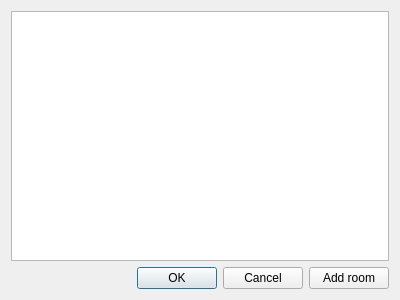
Above: GUI/roomchoose.ui from Asalle/SharedClipboard before the change. Below: the same form after it.
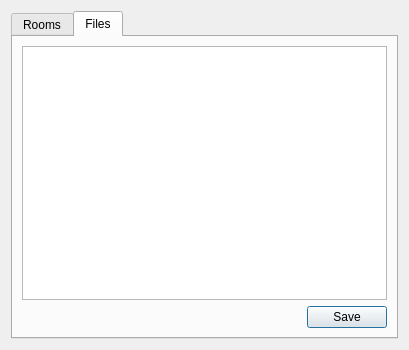
That is the form after the change.

Patch:
```diff
--- a/GUI/roomchoose.ui
+++ b/GUI/roomchoose.ui
@@ -6,8 +6,8 @@
    <rect>
     <x>0</x>
     <y>0</y>
-    <width>400</width>
-    <height>300</height>
+    <width>409</width>
+    <height>350</height>
    </rect>
   </property>
   <property name="windowTitle">
@@ -15,6 +15,19 @@
   </property>
   <layout class="QVBoxLayout" name="verticalLayout">
    <item>
+    <widget class="QTabWidget" name="tabWidget">
+     <property name="cursor">
+      <cursorShape>PointingHandCursor</cursorShape>
+     </property>
+     <property name="currentIndex">
+      <number>1</number>
+     </property>
+     <widget class="QWidget" name="Rooms">
+      <attribute name="title">
+       <string>Rooms</string>
+      </attribute>
+      <layout class="QVBoxLayout" name="verticalLayout_3">
+       <item>
     <widget class="QListView" name="listView"/>
    </item>
    <item>
@@ -37,6 +50,29 @@
       </widget>
      </item>
     </layout>
+       </item>
+      </layout>
+      <zorder>listView</zorder>
+      <zorder></zorder>
+     </widget>
+     <widget class="QWidget" name="Files">
+      <attribute name="title">
+       <string>Files</string>
+      </attribute>
+      <layout class="QVBoxLayout" name="verticalLayout_2">
+       <item>
+        <widget class="QTableWidget" name="tableWidget"/>
+       </item>
+       <item>
+        <widget class="QDialogButtonBox" name="buttonBox_2">
+         <property name="standardButtons">
+          <set>QDialogButtonBox::Save</set>
+         </property>
+        </widget>
+       </item>
+      </layout>
+     </widget>
+    </widget>
    </item>
   </layout>
  </widget>
```
Lines whose indentation alone changed are shown as unchanged.
